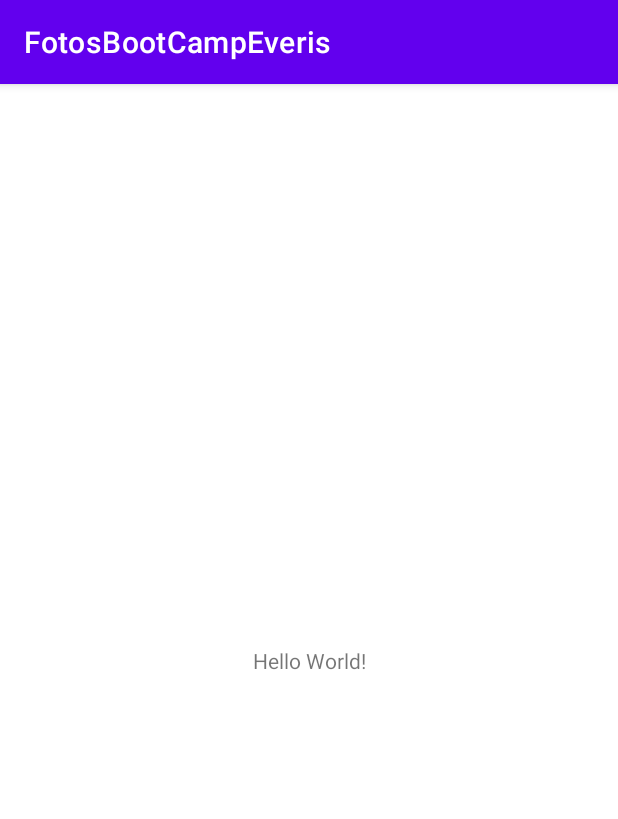
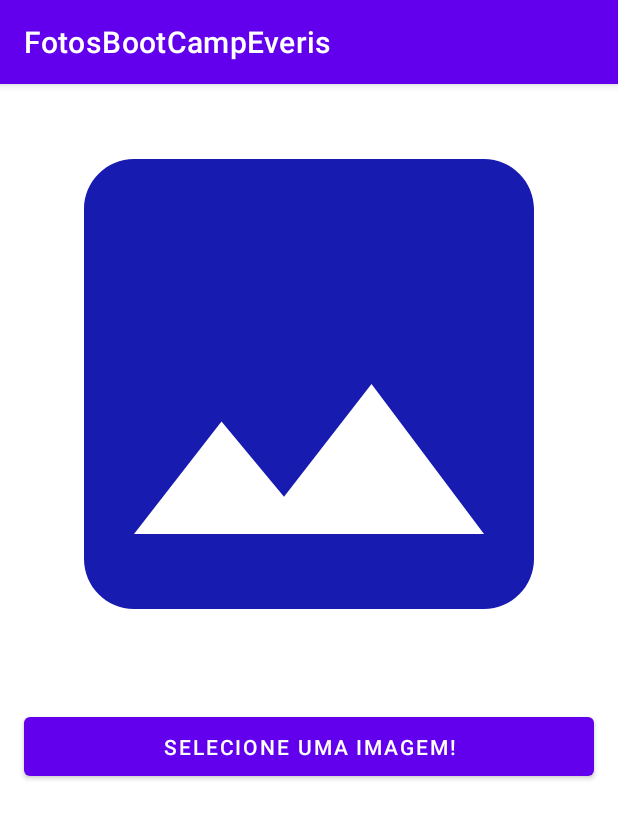
Before and after one commit to Raphaelamorimalex/FotosBootCampEveris, an Android app: the screen it shows after launch (MainActivity), on a phone screen of 412 x 824 dp. Shown: the top 819 px of the screen. Run offline under Robolectric (Android 15) with nearby library versions, the phone set to English and light mode, and no system bars.

Commit message:
Commit FOTOS BOOTCAMP EVERIS concluido

```diff
--- a/app/build.gradle
+++ b/app/build.gradle
@@ -1,6 +1,7 @@
 plugins {
     id 'com.android.application'
     id 'kotlin-android'
+    id 'kotlin-android-extensions'
 }
 
 android {
--- a/app/src/main/AndroidManifest.xml
+++ b/app/src/main/AndroidManifest.xml
@@ -2,6 +2,7 @@
 <manifest xmlns:android="http://schemas.android.com/apk/res/android"
     package="com.example.fotosbootcampeveris">
 
+    <uses-permission android:name="android.permission.READ_EXTERNAL_STORAGE"/>
     <application
         android:allowBackup="true"
         android:icon="@mipmap/ic_launcher"
--- /dev/null
+++ b/app/src/main/res/drawable/image.xml
@@ -0,0 +1,5 @@
+<vector android:height="24dp" android:tint="#181BB0"
+    android:viewportHeight="24" android:viewportWidth="24"
+    android:width="24dp" xmlns:android="http://schemas.android.com/apk/res/android">
+    <path android:fillColor="@android:color/white" android:pathData="M21,19V5c0,-1.1 -0.9,-2 -2,-2H5c-1.1,0 -2,0.9 -2,2v14c0,1.1 0.9,2 2,2h14c1.1,0 2,-0.9 2,-2zM8.5,13.5l2.5,3.01L14.5,12l4.5,6H5l3.5,-4.5z"/>
+</vector>
--- a/app/src/main/res/layout/activity_main.xml
+++ b/app/src/main/res/layout/activity_main.xml
@@ -1,18 +1,32 @@
 <?xml version="1.0" encoding="utf-8"?>
-<androidx.constraintlayout.widget.ConstraintLayout xmlns:android="http://schemas.android.com/apk/res/android"
-    xmlns:app="http://schemas.android.com/apk/res-auto"
+<LinearLayout
+    xmlns:android="http://schemas.android.com/apk/res/android"
     xmlns:tools="http://schemas.android.com/tools"
     android:layout_width="match_parent"
     android:layout_height="match_parent"
+    android:orientation="vertical"
+    android:gravity="center_horizontal"
     tools:context=".MainActivity">
 
-    <TextView
-        android:layout_width="wrap_content"
+    <ImageView
+        android:id="@+id/image_view"
+        android:scaleType="centerCrop"
+        android:src="@drawable/image"
+        android:contentDescription="@string/selected_image"
+        android:layout_width="400dp"
+        android:layout_height="400dp"/>
+
+    <Button
+        android:id="@+id/pick_button"
+        android:layout_width="match_parent"
         android:layout_height="wrap_content"
-        android:text="Hello World!"
-        app:layout_constraintBottom_toBottomOf="parent"
-        app:layout_constraintLeft_toLeftOf="parent"
-        app:layout_constraintRight_toRightOf="parent"
-        app:layout_constraintTop_toTopOf="parent" />
+        android:text="@string/image_selected"
+        style="@style/TextAppearance.AppCompat.Widget.Button.Colored"
+        android:padding="10dp"
+        android:layout_margin="16dp"/>
 
-</androidx.constraintlayout.widget.ConstraintLayout>
+
+
+
+
+</LinearLayout>
--- a/app/src/main/res/values/strings.xml
+++ b/app/src/main/res/values/strings.xml
@@ -1,3 +1,5 @@
 <resources>
     <string name="app_name">FotosBootCampEveris</string>
+    <string name="selected_image">Imagem a ser selecionada pelo usuário</string>
+    <string name="image_selected">Selecione uma imagem!</string>
 </resources>
```
Also changed, not shown: app/src/main/java/com/example/fotosbootcampeveris/MainActivity.kt (+56 -0 lines).
